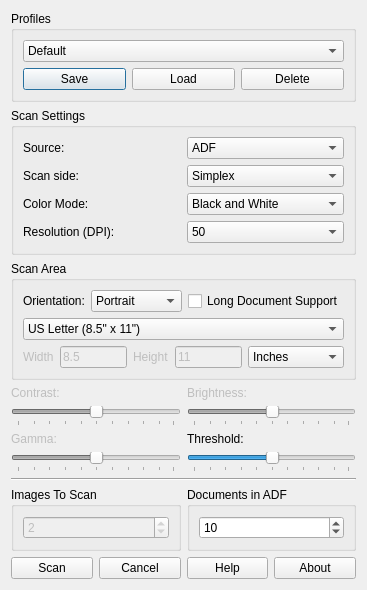
Old version of the form TWAIN-Samples/Twain_DS_sample01/src/MainForm.ui in the repository twain/twain-samples.
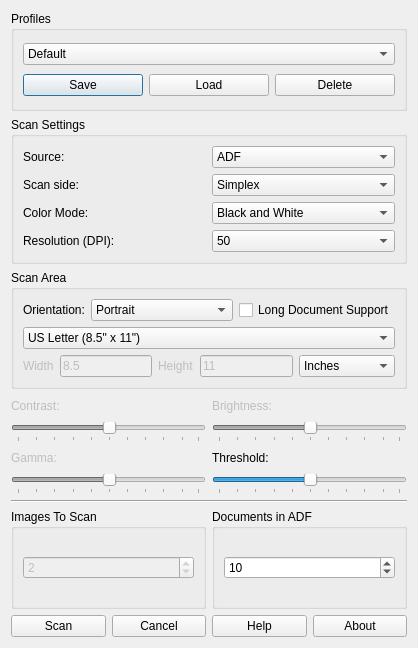
New version of the form. Icons and pictures are not drawn.

The edit to the form file:
```diff
--- a/TWAIN-Samples/Twain_DS_sample01/src/MainForm.ui
+++ b/TWAIN-Samples/Twain_DS_sample01/src/MainForm.ui
@@ -6,8 +6,8 @@
    <rect>
     <x>0</x>
     <y>0</y>
-    <width>346</width>
-    <height>571</height>
+    <width>418</width>
+    <height>648</height>
    </rect>
   </property>
   <property name="contextMenuPolicy">
```
Left out of the diff: 11 changed lines with no effect on the pictures.
